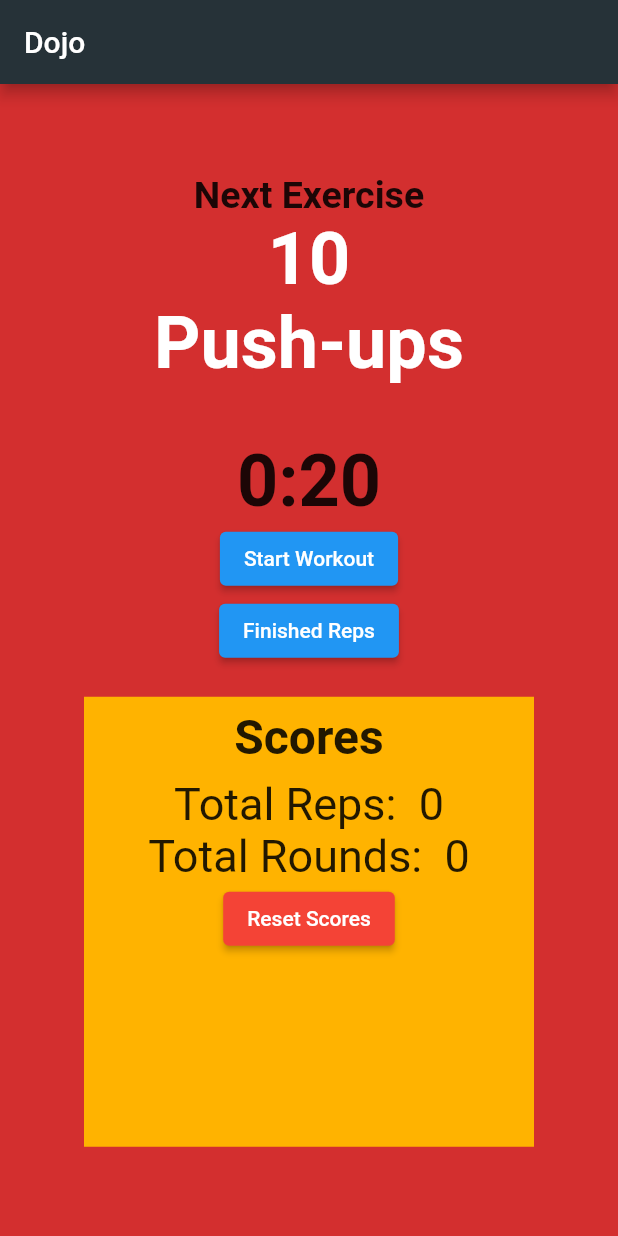
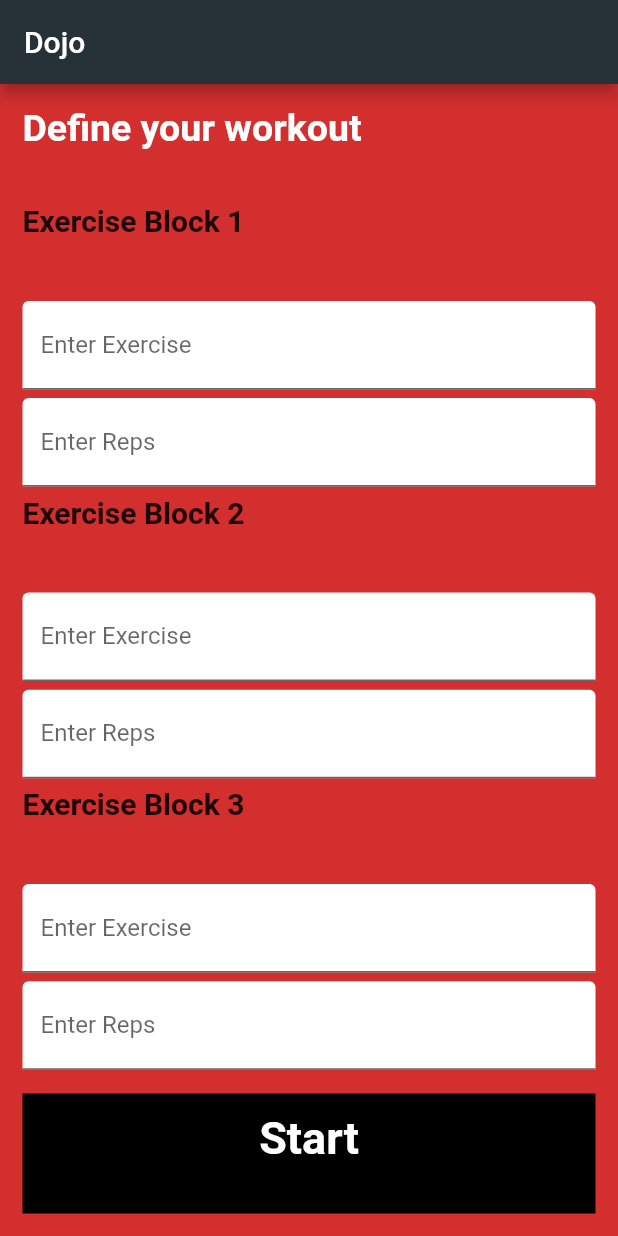
Before and after one commit to mhidalgo/dojo_test_app, a Flutter app: the screen it shows after launch, on a phone screen of 412 x 824 dp. Run offline on Flutter 3.47's test engine with Material 2 defaults, Android fonts, the phone set to English and light mode, and no system bars.

Commit message:
Implemented workout builder screen, ignore test_Data, just used it to test pushing variables to different screens.

```diff
--- a/lib/exercise.dart
+++ b/lib/exercise.dart
@@ -2,8 +2,5 @@ class Exercise {
   String name;
   int reps;
 
-  Exercise(String n, int r) {
-    name = n;
-    reps = r;
-  }
+  Exercise({this.name, this.reps});
 }
--- a/lib/exercise_db.dart
+++ b/lib/exercise_db.dart
@@ -1,21 +1,25 @@
 import 'exercise.dart';
 
 class ExerciseDb {
+  ExerciseDb({this.workout});
+
   int _exerciseRound = 0; //scroll through exercise list
   int _actualExerciseRound = 0; //actual rounds of exercises
   int _repsCount = 0; //total number of reps
   int _rounds = 0; //total number of rounds
 
-  List<Exercise> _workout = [
-    Exercise('Push-ups', 10),
-    Exercise('Sit-ups', 20),
-    Exercise('Squats', 30)
-  ];
+  // List<Exercise> workout = [
+  //   Exercise(name: 'Push-ups', reps: 10),
+  //   Exercise(name: 'Sit-ups', reps: 20),
+  //   Exercise(name: 'Squats', reps: 30)
+  // ];
+
+  List<Exercise> workout = [];
 
   void nextExercise() {
     _actualExerciseRound++;
 
-    if (_exerciseRound < _workout.length - 1) {
+    if (_exerciseRound < workout.length - 1) {
       _exerciseRound++;
     } else if (_exerciseRound == 2) {
       _exerciseRound = 0;
@@ -23,15 +27,15 @@ class ExerciseDb {
   }
 
   String getExerciseName() {
-    return _workout[_exerciseRound].name;
+    return workout[_exerciseRound].name;
   }
 
   int getReps() {
-    return _workout[_exerciseRound].reps;
+    return workout[_exerciseRound].reps;
   }
 
   void repCount() {
-    _repsCount = _repsCount + _workout[_exerciseRound].reps;
+    _repsCount = _repsCount + workout[_exerciseRound].reps;
   }
 
   void roundCount() {
--- a/lib/main.dart
+++ b/lib/main.dart
@@ -1,8 +1,5 @@
-import 'dart:async';
+import 'package:dojo_test_app/screens/dojo_setup.dart';
 import 'package:flutter/material.dart';
-import 'exercise_db.dart';
-
-ExerciseDb exerciseDb = ExerciseDb();
 
 void main() {
   runApp(DojoApp());
@@ -12,144 +9,7 @@ class DojoApp extends StatelessWidget {
   @override
   Widget build(BuildContext context) {
     return MaterialApp(
-      home: DojoHome(),
+      home: DojoSetup(),
     );
   }
 }
-
-class DojoHome extends StatefulWidget {
-  @override
-  _DojoHomeState createState() => _DojoHomeState();
-}
-
-class _DojoHomeState extends State<DojoHome> {
-  int _counter = 20;
-  Timer _timer;
-
-  void _startTimer() {
-    _counter = 20;
-    int minutes = (_counter / 60).floor();
-    print(_counter);
-    print(minutes);
-
-    if (_timer != null) {
-      _timer.cancel();
-    }
-    _timer = Timer.periodic(Duration(seconds: 1), (timer) {
-      setState(() {
-        if (_counter > 0) {
-          _counter--;
-        } else {
-          _timer.cancel();
-        }
-      });
-    });
-  }
-
-  @override
-  Widget build(BuildContext context) {
-    int minutes = (_counter / 60).floor();
-    int seconds = _counter.remainder(60);
-    String time_1 = '';
-
-    if (seconds < 10) {
-      time_1 = '$minutes:0$seconds';
-    } else {
-      time_1 = '$minutes:$seconds';
-    }
-
-    return Scaffold(
-      backgroundColor: Colors.red[700],
-      appBar: AppBar(
-        title: Text('Dojo'),
-        backgroundColor: Colors.blueGrey[900],
-      ),
-      body: Center(
-        child: Column(
-          mainAxisAlignment: MainAxisAlignment.center,
-          children: <Widget>[
-            Text('Next Exercise',
-                style: TextStyle(fontWeight: FontWeight.bold, fontSize: 25)),
-            Text(exerciseDb.getReps().toString(),
-                style: TextStyle(
-                  color: Colors.white,
-                  fontWeight: FontWeight.bold,
-                  fontSize: 48,
-                )),
-            Text(exerciseDb.getExerciseName(),
-                style: TextStyle(
-                  color: Colors.white,
-                  fontWeight: FontWeight.bold,
-                  fontSize: 48,
-                )),
-            SizedBox(height: 20),
-            (_counter > 0)
-                ? Text("")
-                : Text(
-                    "DONE!",
-                    style: TextStyle(
-                      color: Colors.white,
-                      fontWeight: FontWeight.bold,
-                      fontSize: 48,
-                    ),
-                  ),
-            Text(
-              '$time_1',
-              style: TextStyle(
-                fontWeight: FontWeight.bold,
-                fontSize: 48,
-              ),
-            ),
-            ElevatedButton(
-              onPressed: () => _startTimer(),
-              child: Text("Start Workout"),
-            ),
-            ElevatedButton(
-              onPressed: () {
-                setState(() {
-                  exerciseDb.nextExercise();
-                  exerciseDb.repCount();
-                  exerciseDb.roundCount();
-                  print(exerciseDb.getTotalRounds().toString());
-                });
-              },
-              child: Text('Finished Reps'),
-            ),
-            SizedBox(height: 20),
-            Container(
-              color: Colors.amber[600],
-              width: 300,
-              height: 300,
-              child: Column(children: [
-                Padding(
-                  padding: const EdgeInsets.all(8.0),
-                  child: Text(
-                    'Scores',
-                    style: TextStyle(fontWeight: FontWeight.bold, fontSize: 32),
-                  ),
-                ),
-                Text('Total Reps:  ' + exerciseDb.getTotalReps().toString(),
-                    style: TextStyle(fontSize: 30)),
-                Text(
-                  'Total Rounds:  ' + exerciseDb.getTotalRounds().toString(),
-                  style: TextStyle(fontSize: 30),
-                ),
-                ElevatedButton(
-                    onPressed: () {
-                      setState(() {
-                        exerciseDb.reset();
-                      });
-                    },
-                    style: ButtonStyle(
-                      backgroundColor:
-                          MaterialStateProperty.all<Color>(Colors.red),
-                    ),
-                    child: Text('Reset Scores')),
-              ]),
-            ),
-          ],
-        ),
-      ),
-    );
-  }
-}
--- /dev/null
+++ b/lib/screens/dojo_setup.dart
@@ -0,0 +1,183 @@
+import 'package:dojo_test_app/screens/dojo_game.dart';
+import 'package:flutter/material.dart';
+import 'package:dojo_test_app/exercise.dart';
+import 'package:dojo_test_app/exercise_db.dart';
+
+class DojoSetup extends StatefulWidget {
+  @override
+  _DojoSetupState createState() => _DojoSetupState();
+}
+
+class _DojoSetupState extends State<DojoSetup> {
+  String name1;
+  String name2;
+  String name3;
+  int reps1 = 0;
+  int reps2 = 0;
+  int reps3 = 0;
+
+  @override
+  Widget build(BuildContext context) {
+    return Scaffold(
+      backgroundColor: Colors.red[700],
+      appBar: AppBar(
+        title: Text('Dojo'),
+        backgroundColor: Colors.blueGrey[900],
+      ),
+      body: Padding(
+        padding: const EdgeInsets.all(15.0),
+        child: Column(
+          crossAxisAlignment: CrossAxisAlignment.start,
+          children: <Widget>[
+            Expanded(
+              child: Text(
+                'Define your workout',
+                style: TextStyle(
+                    fontWeight: FontWeight.bold,
+                    fontSize: 25,
+                    color: Colors.white),
+              ),
+            ),
+            Expanded(
+              child: Text(
+                'Exercise Block 1',
+                style: TextStyle(
+                  fontWeight: FontWeight.bold,
+                  fontSize: 20,
+                ),
+              ),
+            ),
+            Expanded(
+              child: TextField(
+                decoration: InputDecoration(
+                  filled: true,
+                  labelText: 'Enter Exercise',
+                  fillColor: Colors.white,
+                ),
+                onChanged: (value) {
+                  name1 = value;
+                  print(name1);
+                },
+              ),
+            ),
+            Expanded(
+              child: TextField(
+                  decoration: InputDecoration(
+                    filled: true,
+                    labelText: 'Enter Reps',
+                    fillColor: Colors.white,
+                  ),
+                  onChanged: (value) {
+                    reps1 = int.tryParse(value);
+                    print(reps1);
+                  }),
+            ),
+            Expanded(
+              child: Text(
+                'Exercise Block 2',
+                style: TextStyle(
+                  fontWeight: FontWeight.bold,
+                  fontSize: 20,
+                ),
+              ),
+            ),
+            Expanded(
+              child: TextField(
+                decoration: InputDecoration(
+                  filled: true,
+                  labelText: 'Enter Exercise',
+                  fillColor: Colors.white,
+                ),
+                onChanged: (value) {
+                  name2 = value;
+                  print(value);
+                },
+              ),
+            ),
+            Expanded(
+              child: TextField(
+                  decoration: InputDecoration(
+                    filled: true,
+                    labelText: 'Enter Reps',
+                    fillColor: Colors.white,
+                  ),
+                  onChanged: (value) {
+                    reps2 = int.tryParse(value);
+                    print(reps2);
+                  }),
+            ),
+            Expanded(
+              child: Text(
+                'Exercise Block 3',
+                style: TextStyle(
+                  fontWeight: FontWeight.bold,
+                  fontSize: 20,
+                ),
+              ),
+            ),
+            Expanded(
+              child: TextField(
+                decoration: InputDecoration(
+                  filled: true,
+                  labelText: 'Enter Exercise',
+                  fillColor: Colors.white,
+                ),
+                onChanged: (value) {
+                  name3 = value;
+                  print(name3);
+                },
+              ),
+            ),
+            Expanded(
+              child: TextField(
+                  decoration: InputDecoration(
+                    filled: true,
+                    labelText: 'Enter Reps',
+                    fillColor: Colors.white,
+                  ),
+                  onChanged: (value) {
+                    reps3 = int.tryParse(value);
+                    print(reps3);
+                  }),
+            ),
+            GestureDetector(
+              onTap: () {
+                Exercise exercise1 = Exercise(name: name1, reps: reps1);
+                Exercise exercise2 = Exercise(name: name2, reps: reps2);
+                Exercise exercise3 = Exercise(name: name3, reps: reps3);
+
+                List<Exercise> exercises = [exercise1, exercise2, exercise3];
+
+                ExerciseDb exerciseDB = ExerciseDb(workout: exercises);
+
+                Navigator.push(
+                  context,
+                  MaterialPageRoute(builder: (_) {
+                    return DojoGame(exercises: exerciseDB);
+                  }),
+                );
+                print(exercises[0].name);
+              },
+              child: Container(
+                child: Center(
+                  child: Text(
+                    'Start',
+                    style: TextStyle(
+                        color: Colors.white,
+                        fontSize: 30,
+                        fontWeight: FontWeight.bold),
+                  ),
+                ),
+                color: Colors.black,
+                margin: EdgeInsets.only(top: 10.0),
+                padding: EdgeInsets.only(bottom: 20.0),
+                width: double.infinity,
+                height: 80.0,
+              ),
+            ),
+          ],
+        ),
+      ),
+    );
+  }
+}
```
Also changed, not shown: lib/screens/dojo_game.dart (added, +151 -0 lines), lib/test_data.dart (added, +20 -0 lines), 4 other files.
